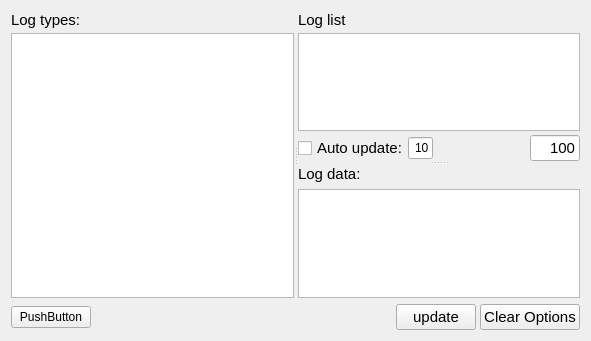
bisegni/chaosframework, file ccs/widget/CNodeLogWidget.ui: the form before one commit.
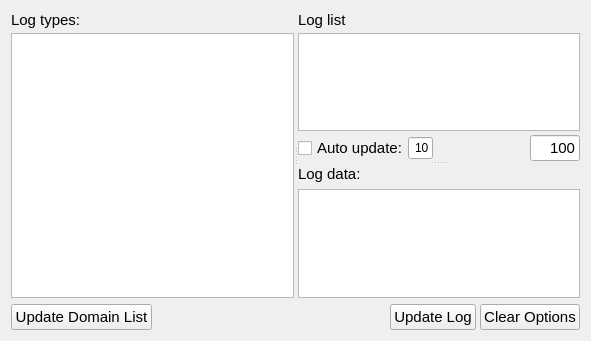
The form after the commit.

What changed in the file:
```diff
--- a/ccs/widget/CNodeLogWidget.ui
+++ b/ccs/widget/CNodeLogWidget.ui
@@ -246,9 +246,14 @@
       <number>4</number>
      </property>
      <item>
-      <widget class="QPushButton" name="pushButton">
+      <widget class="QPushButton" name="pushButtonUpdateDomain">
+       <property name="font">
+        <font>
+         <pointsize>11</pointsize>
+        </font>
+       </property>
        <property name="text">
-        <string>PushButton</string>
+        <string>Update Domain List</string>
        </property>
        <property name="autoExclusive">
         <bool>false</bool>
@@ -276,7 +281,7 @@
         </font>
        </property>
        <property name="text">
-        <string>update</string>
+        <string>Update Log</string>
        </property>
       </widget>
      </item>
```
Left out of the diff: 2 changed lines with no effect on the pictures.
